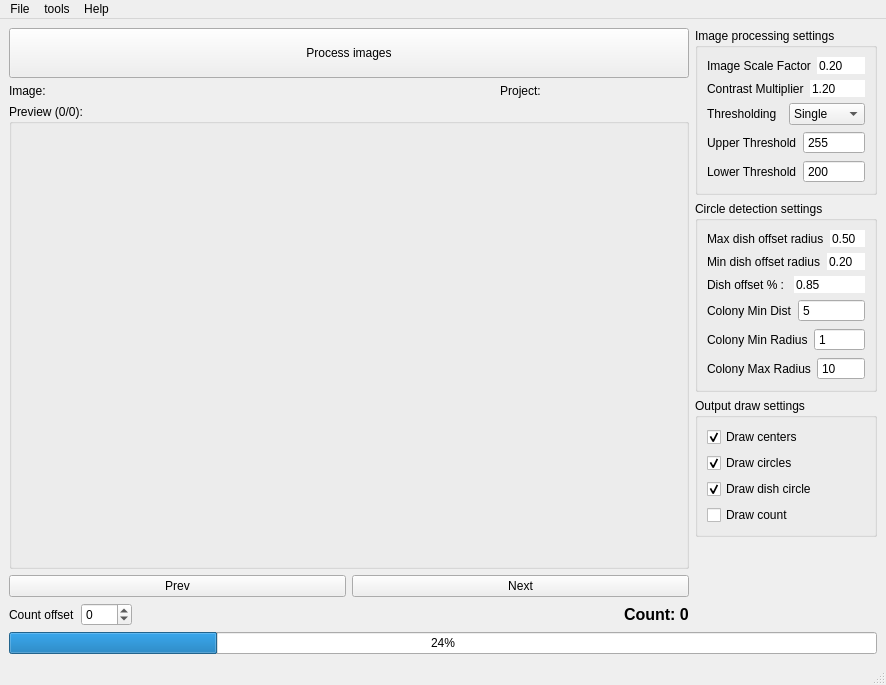
JustinPedersen/SpreadCounter, file compile/ui_designer_files/main_window.ui: the form before one commit.
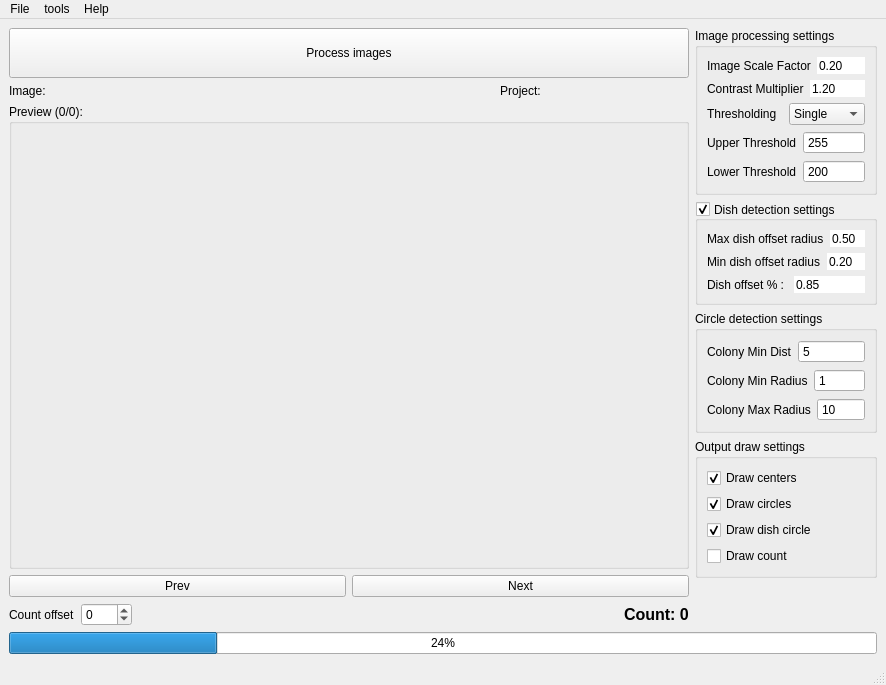
The form after the commit.

What changed in the file:
```diff
--- a/compile/ui_designer_files/main_window.ui
+++ b/compile/ui_designer_files/main_window.ui
@@ -371,9 +371,15 @@
         <item>
          <widget class="QGroupBox" name="groupBox">
           <property name="title">
-           <string>Circle detection settings</string>
+           <string>Dish detection settings</string>
           </property>
-          <layout class="QVBoxLayout" name="verticalLayout_3">
+          <property name="alignment">
+           <set>Qt::AlignLeading|Qt::AlignLeft|Qt::AlignVCenter</set>
+          </property>
+          <property name="checkable">
+           <bool>true</bool>
+          </property>
+          <layout class="QVBoxLayout" name="verticalLayout_8">
            <item>
             <layout class="QHBoxLayout" name="horizontalLayout_3">
              <item>
@@ -466,6 +472,15 @@
              </item>
             </layout>
            </item>
+          </layout>
+         </widget>
+        </item>
+        <item>
+         <widget class="QGroupBox" name="circle_detection_gb">
+          <property name="title">
+           <string>Circle detection settings</string>
+          </property>
+          <layout class="QVBoxLayout" name="verticalLayout_3">
            <item>
             <layout class="QHBoxLayout" name="horizontalLayout_7">
              <item>
```
Left out of the diff: 33 changed lines with no effect on the pictures.
